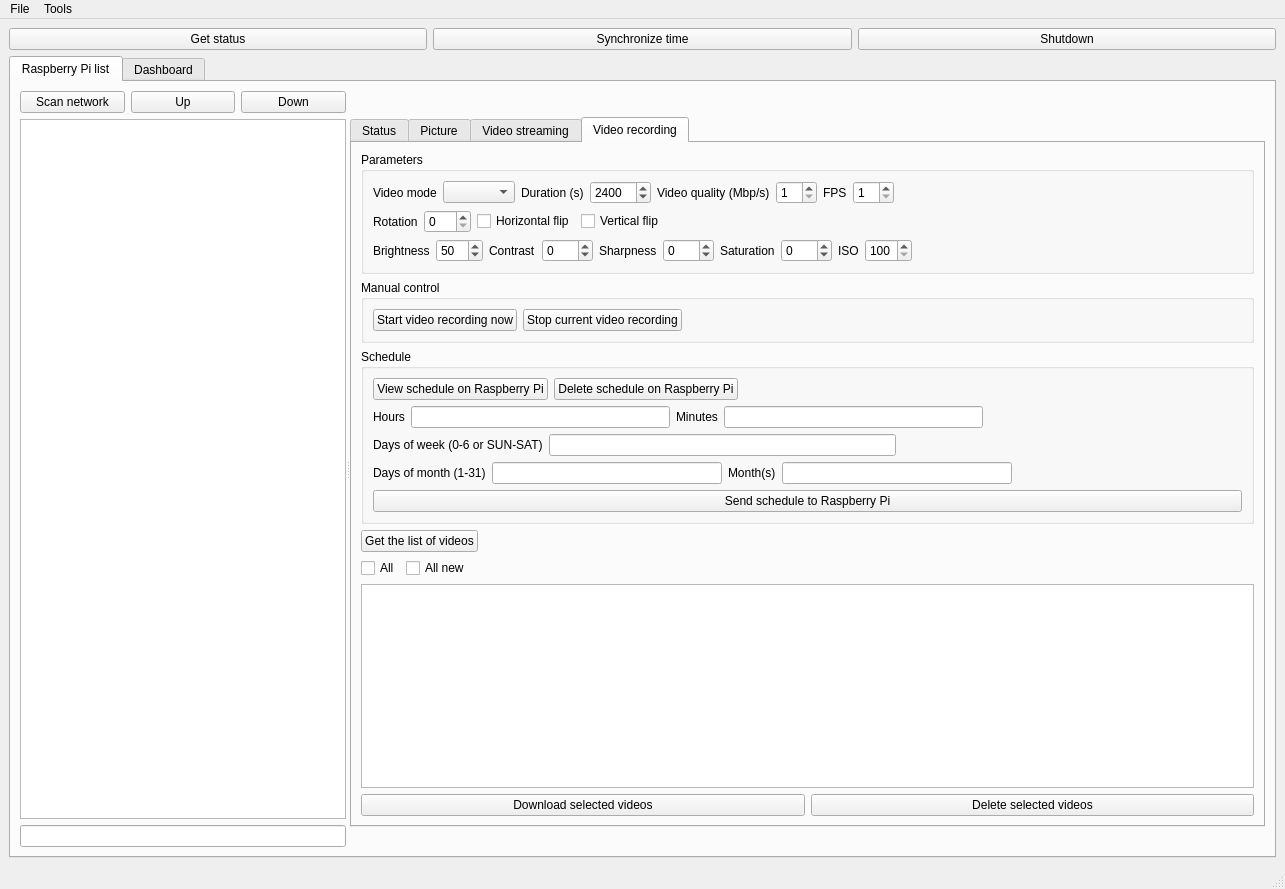
Qt form src/coordinator/coordinator.ui (olivierfriard/raspberry_video-recording_coordinator) before a commit.
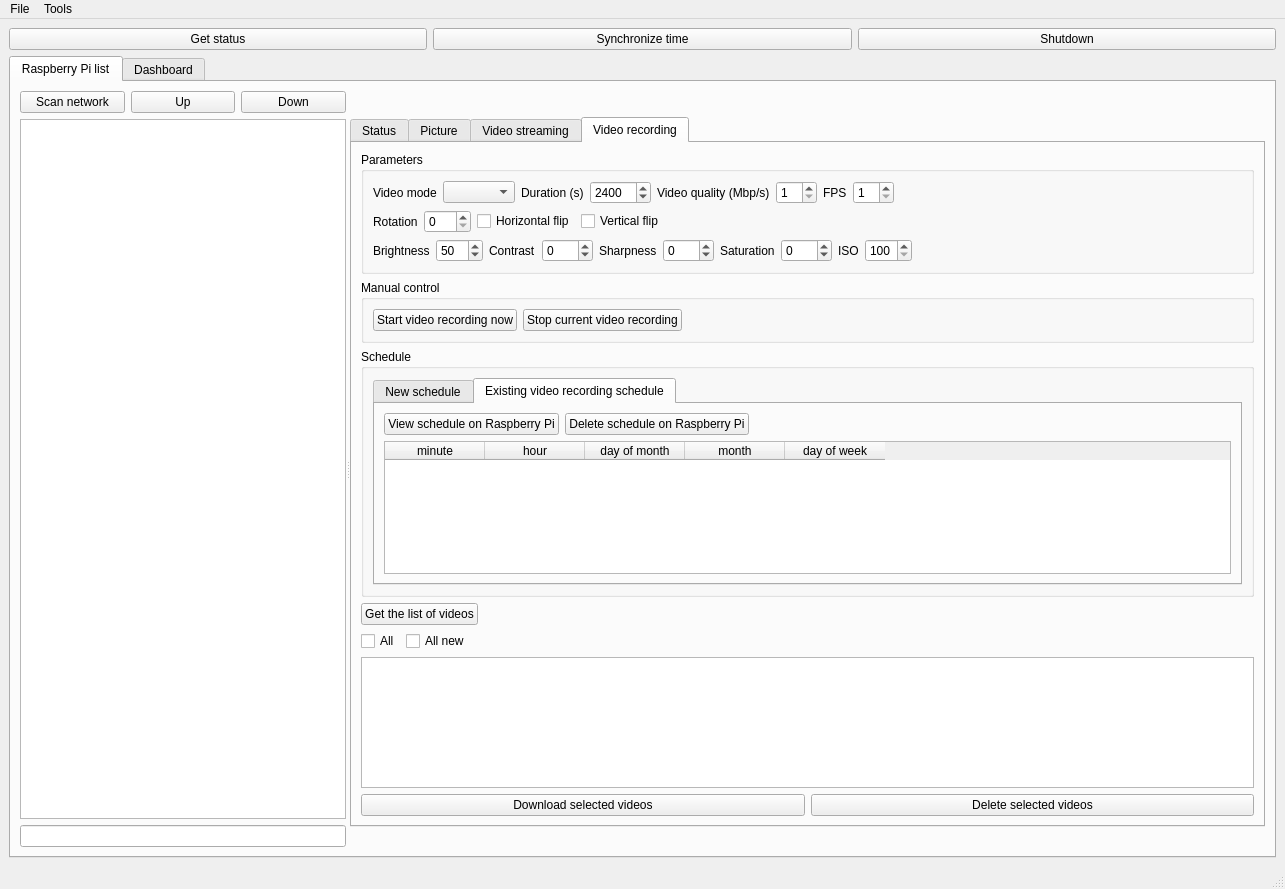
The same form after that commit. The open tabs and pages were chosen to show the change.

What changed in the file:
```diff
--- a/src/coordinator/coordinator.ui
+++ b/src/coordinator/coordinator.ui
@@ -982,38 +982,17 @@
                   <property name="title">
                    <string>Schedule</string>
                   </property>
+                  <layout class="QVBoxLayout" name="verticalLayout_13">
+                   <item>
+                    <widget class="QTabWidget" name="video_rec_schedule_tw">
+                     <property name="currentIndex">
+                      <number>0</number>
+                     </property>
+                     <widget class="QWidget" name="add_video_rec_schedule_tab">
+                      <attribute name="title">
+                       <string>New schedule</string>
+                      </attribute>
                   <layout class="QVBoxLayout" name="verticalLayout_7">
-                   <item>
-                    <layout class="QHBoxLayout" name="horizontalLayout_21">
-                     <item>
-                      <widget class="QPushButton" name="view_video_recording_schedule_pb">
-                       <property name="text">
-                        <string>View schedule on Raspberry Pi</string>
-                       </property>
-                      </widget>
-                     </item>
-                     <item>
-                      <widget class="QPushButton" name="delete_video_recording_schedule_pb">
-                       <property name="text">
-                        <string>Delete schedule on Raspberry Pi</string>
-                       </property>
-                      </widget>
-                     </item>
-                     <item>
-                      <spacer name="horizontalSpacer_13">
-                       <property name="orientation">
-                        <enum>Qt::Horizontal</enum>
-                       </property>
-                       <property name="sizeHint" stdset="0">
-                        <size>
-                         <width>40</width>
-                         <height>20</height>
-                        </size>
-                       </property>
-                      </spacer>
-                     </item>
-                    </layout>
-                   </item>
                    <item>
                     <layout class="QHBoxLayout" name="horizontalLayout_18">
                      <item>
@@ -1125,8 +1104,102 @@
                    <item>
                     <widget class="QPushButton" name="configure_video_recording_pb">
                      <property name="text">
-                      <string>Send schedule to Raspberry Pi</string>
-                     </property>
+                          <string>Add schedule to Raspberry Pi</string>
+                         </property>
+                        </widget>
+                       </item>
+                       <item>
+                        <spacer name="verticalSpacer_2">
+                         <property name="orientation">
+                          <enum>Qt::Vertical</enum>
+                         </property>
+                         <property name="sizeHint" stdset="0">
+                          <size>
+                           <width>20</width>
+                           <height>40</height>
+                          </size>
+                         </property>
+                        </spacer>
+                       </item>
+                      </layout>
+                     </widget>
+                     <widget class="QWidget" name="view_video_rec_schedule">
+                      <attribute name="title">
+                       <string>Existing video recording schedule</string>
+                      </attribute>
+                      <layout class="QVBoxLayout" name="verticalLayout_15">
+                       <item>
+                        <layout class="QVBoxLayout" name="verticalLayout_14">
+                         <item>
+                          <layout class="QHBoxLayout" name="horizontalLayout_21">
+                           <item>
+                            <widget class="QPushButton" name="view_video_recording_schedule_pb">
+                             <property name="text">
+                              <string>View schedule on Raspberry Pi</string>
+                             </property>
+                            </widget>
+                           </item>
+                           <item>
+                            <widget class="QPushButton" name="delete_video_recording_schedule_pb">
+                             <property name="text">
+                              <string>Delete schedule on Raspberry Pi</string>
+                             </property>
+                            </widget>
+                           </item>
+                           <item>
+                            <spacer name="horizontalSpacer_13">
+                             <property name="orientation">
+                              <enum>Qt::Horizontal</enum>
+                             </property>
+                             <property name="sizeHint" stdset="0">
+                              <size>
+                               <width>40</width>
+                               <height>20</height>
+                              </size>
+                             </property>
+                            </spacer>
+                           </item>
+                          </layout>
+                         </item>
+                         <item>
+                          <widget class="QTableWidget" name="video_rec_schedule_table">
+                           <property name="selectionMode">
+                            <enum>QAbstractItemView::SingleSelection</enum>
+                           </property>
+                           <property name="selectionBehavior">
+                            <enum>QAbstractItemView::SelectRows</enum>
+                           </property>
+                           <column>
+                            <property name="text">
+                             <string>minute</string>
+                            </property>
+                           </column>
+                           <column>
+                            <property name="text">
+                             <string>hour</string>
+                            </property>
+                           </column>
+                           <column>
+                            <property name="text">
+                             <string>day of month</string>
+                            </property>
+                           </column>
+                           <column>
+                            <property name="text">
+                             <string>month</string>
+                            </property>
+                           </column>
+                           <column>
+                            <property name="text">
+                             <string>day of week</string>
+                            </property>
+                           </column>
+                          </widget>
+                         </item>
+                        </layout>
+                       </item>
+                      </layout>
+                     </widget>
                     </widget>
                    </item>
                   </layout>
```
Left out of the diff: 2 changed lines with no effect on the pictures. Lines whose indentation alone changed are shown as unchanged.
